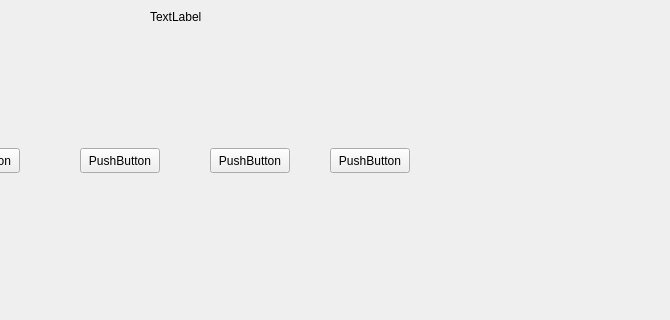
Old version of the form final/mainwindow.ui in the repository nonorze-VOXX/qt-bad; both pictures show x 130 to 800 and y 102 to 422 of the 800 by 600 pixel window.
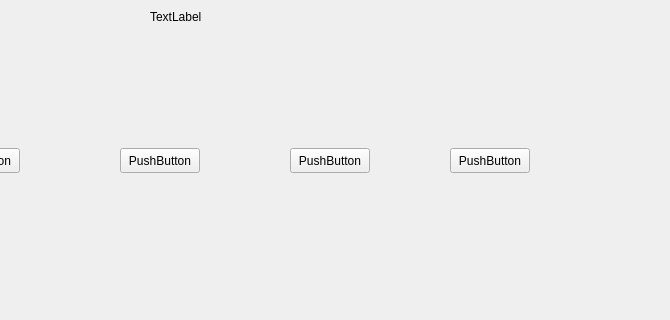
New version of the form. Icons and pictures are not drawn.

```diff
--- a/final/mainwindow.ui
+++ b/final/mainwindow.ui
@@ -33,7 +33,7 @@
    <widget class="QPushButton" name="button2">
     <property name="geometry">
      <rect>
-      <x>210</x>
+      <x>250</x>
       <y>250</y>
       <width>80</width>
       <height>25</height>
@@ -49,7 +49,7 @@
    <widget class="QPushButton" name="button3">
     <property name="geometry">
      <rect>
-      <x>340</x>
+      <x>420</x>
       <y>250</y>
       <width>80</width>
       <height>25</height>
@@ -65,7 +65,7 @@
    <widget class="QPushButton" name="button4">
     <property name="geometry">
      <rect>
-      <x>460</x>
+      <x>580</x>
       <y>250</y>
       <width>80</width>
       <height>25</height>
```
Left out of the diff: 15 changed lines with no effect on the pictures.
